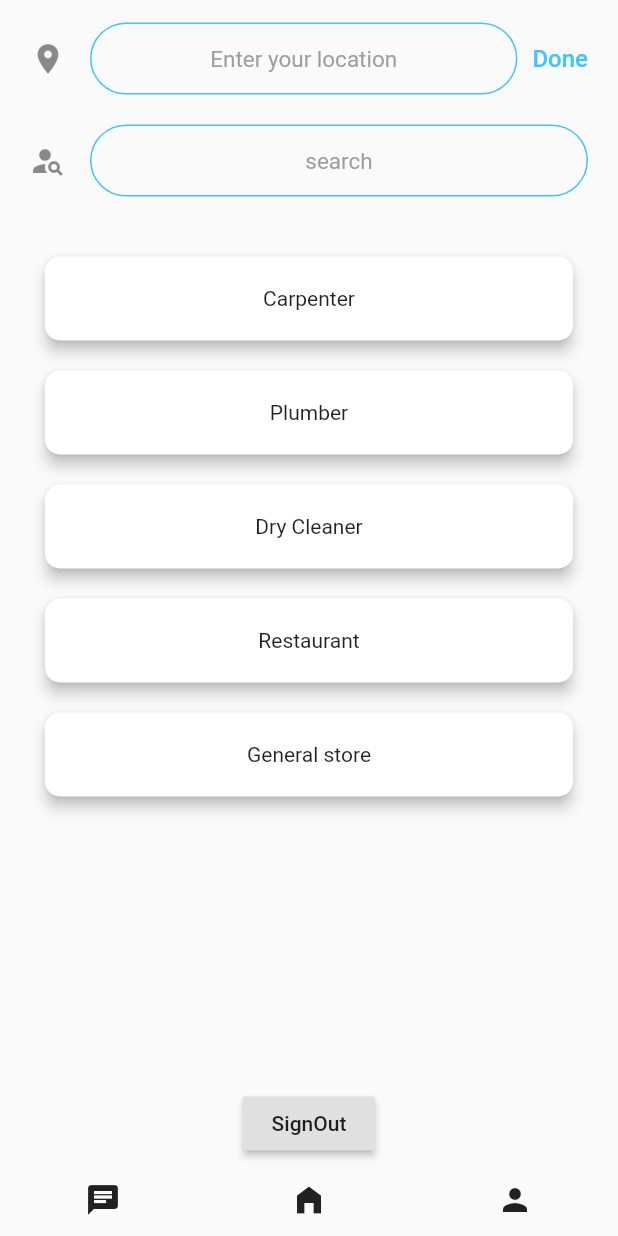
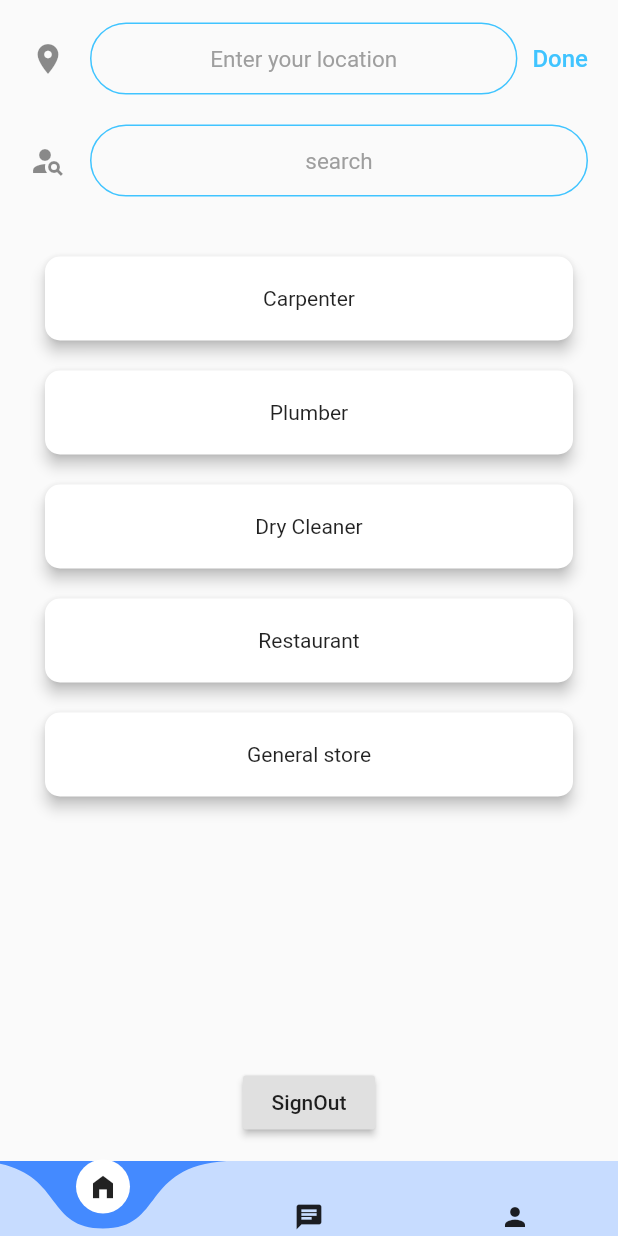
Before and after one commit to dopexhit/localite, a Flutter app: the screen it shows once a user with an empty profile is signed in, on a phone screen of 412 x 824 dp. Run offline on Flutter 3.47's test engine with Material 2 defaults, Android fonts, the phone set to English and light mode, and no system bars; drawn by our look-alikes of curved_navigation_bar; our stand-ins replace cloud_firestore, firebase_auth, firebase_core, fluttertoast, geocoding, modal_progress_hud and 1 more; missing offline and left inert: simple_location_picker; accounts and stored records are empty.

Commit message:
user navigator added

```diff
--- a/lib/screens/login_or_register.dart
+++ b/lib/screens/login_or_register.dart
@@ -3,6 +3,7 @@ import 'package:localite/screens/register_service_provider.dart';
 import 'package:localite/screens/register_user.dart';
 import 'package:localite/screens/service_provider_home.dart';
 import 'package:localite/screens/user_home.dart';
+import 'package:localite/screens/user_navigator_home.dart';
 import 'package:localite/services/auth.dart';
 import 'package:localite/services/shared_pref.dart';
 import 'package:localite/widgets/toast.dart';
@@ -110,7 +111,7 @@ class _LoginAndRegisterScreenState extends State<LoginAndRegisterScreen> {
                             Navigator.push(
                               context,
                               MaterialPageRoute(
-                                  builder: (context) => UserHomeScreen()),
+                                  builder: (context) => UserNavigatorHome()),
                             );
                           }
                         }
--- a/lib/screens/nearby_providers.dart
+++ b/lib/screens/nearby_providers.dart
@@ -7,7 +7,9 @@ import 'package:localite/services/database.dart';
 
 class NearbySP extends StatefulWidget {
   final String title;
-  NearbySP({this.title});
+  final double userLongitude;
+  final double userLatitude;
+  NearbySP({this.title,this.userLatitude,this.userLongitude});
   @override
   _NearbySPState createState() => _NearbySPState();
 }
@@ -78,7 +80,7 @@ class _NearbySPState extends State<NearbySP> {
 
 class SPTile extends StatelessWidget {
   //the tile which displays carpenter details
-  ServiceProviderData currentSP;
+  final ServiceProviderData currentSP;
   SPTile({this.currentSP});
   @override
   Widget build(BuildContext context) {
--- a/lib/screens/register_user.dart
+++ b/lib/screens/register_user.dart
@@ -1,6 +1,7 @@
 import 'package:flutter/material.dart';
 import 'package:localite/models/user_data.dart';
 import 'package:localite/screens/user_home.dart';
+import 'package:localite/screens/user_navigator_home.dart';
 import 'package:localite/services/auth.dart';
 import 'package:localite/services/shared_pref.dart';
 import 'package:localite/widgets/toast.dart';
@@ -126,7 +127,7 @@ class _RegisterUserState extends State<RegisterUser> {
                           Navigator.push(
                               context,
                               MaterialPageRoute(
-                                  builder: (context) => UserHomeScreen()));
+                                  builder: (context) => UserNavigatorHome()));
                         }
                       }
                     },
--- a/lib/screens/user_home.dart
+++ b/lib/screens/user_home.dart
@@ -15,12 +15,14 @@ class UserHomeScreen extends StatefulWidget {
   _UserHomeScreenState createState() => _UserHomeScreenState();
 }
 
+double latitude;
+double longitude;
+
 class _UserHomeScreenState extends State<UserHomeScreen> {
   SimpleLocationResult selectedLocation;
   String location;
   String searchValue;
-  double latitude;
-  double longitude;
+
 
   @override
   Widget build(BuildContext context) {
@@ -135,16 +137,6 @@ class _UserHomeScreenState extends State<UserHomeScreen> {
           ),
         ),
       ),
-      bottomNavigationBar: Padding(
-        padding: EdgeInsets.only(bottom: 12),
-        child: Row(
-          children: [
-            Expanded(child: Icon(Icons.chat)),
-            Expanded(child: Icon(Icons.home_filled)),
-            Expanded(child: Icon(Icons.person)),
-          ],
-        ),
-      ),
     );
   }
 }
@@ -165,7 +157,7 @@ class CustomCard extends StatelessWidget {
   @override
   Widget build(BuildContext context) {
     return GestureDetector(
-      onTap:(){ Navigator.push(context, MaterialPageRoute(builder: (context)=> NearbySP(title: title,)));},//todo
+      onTap:(){ Navigator.push(context, MaterialPageRoute(builder: (context)=> NearbySP(title: title,userLatitude: latitude,userLongitude: longitude,)));},//todo
       child: Card(
         elevation: 4,
         shape: RoundedRectangleBorder(borderRadius: BorderRadius.circular(10)),
--- /dev/null
+++ b/lib/screens/user_navigator_home.dart
@@ -0,0 +1,72 @@
+import 'package:cloud_firestore/cloud_firestore.dart';
+import 'package:curved_navigation_bar/curved_navigation_bar.dart';
+import 'package:flutter/material.dart';
+import 'package:localite/screens/temp_user_chat.dart';
+import 'package:localite/screens/temp_user_profile.dart';
+import 'package:localite/screens/user_home.dart';
+
+class UserNavigatorHome extends StatefulWidget {
+  @override
+  _UserNavigatorHomeState createState() => _UserNavigatorHomeState();
+}
+
+class _UserNavigatorHomeState extends State<UserNavigatorHome> {
+
+
+  int pageIndex = 0;
+  final UserHomeScreen _userHomeScreen = UserHomeScreen();
+  final TempUserChat _userChat = TempUserChat();
+  final TempUserProfile _userProfile = TempUserProfile();
+
+
+  Widget _showPage =  new UserHomeScreen();
+
+  Widget _pageChooser(int page)
+  {
+    switch (page)
+    {
+      case 0:
+        return _userHomeScreen;
+        break;
+
+      case 1:
+        return _userChat;
+        break;
+
+      default:
+        return _userProfile;
+        break;
+
+    }
+  }
+
+
+  @override
+  Widget build(BuildContext context) {
+    return Scaffold(
+      bottomNavigationBar: CurvedNavigationBar(
+        color: Colors.white70,
+        buttonBackgroundColor: Colors.white,
+        backgroundColor: Colors.blueAccent,
+        animationCurve: Curves.decelerate,
+        animationDuration: Duration(
+          milliseconds: 390,
+        ),
+        height: 50,
+        items: [
+          Icon(Icons.home_filled,size: 20,),
+          Icon(Icons.chat,size: 20,),
+          Icon(Icons.person,size: 20,),
+        ],
+        onTap: (index){
+          setState(() {
+            _showPage = _pageChooser(index);
+          });
+        },
+      ),
+      body: Center(
+        child: _showPage,
+      ),
+    );
+  }
+}
--- a/lib/services/wrapper.dart
+++ b/lib/services/wrapper.dart
@@ -4,6 +4,7 @@ import 'package:localite/screens/login_or_register.dart';
 import 'package:localite/screens/selection_screen.dart';
 import 'package:localite/screens/service_provider_home.dart';
 import 'package:localite/screens/user_home.dart';
+import 'package:localite/screens/user_navigator_home.dart';
 import 'package:localite/services/auth.dart';
 import 'package:localite/services/shared_pref.dart';
 import 'package:provider/provider.dart';
@@ -26,7 +27,7 @@ class Wrapper extends StatelessWidget {
       if (isServiceProvider == true) {
         return ServiceProviderHomeScreen();
       } else {
-        return UserHomeScreen();
+        return UserNavigatorHome();
       }
     }
   }
```
Also changed, not shown: lib/screens/temp_user_chat.dart (added, +12 -0 lines), lib/screens/temp_user_profile.dart (added, +12 -0 lines).
